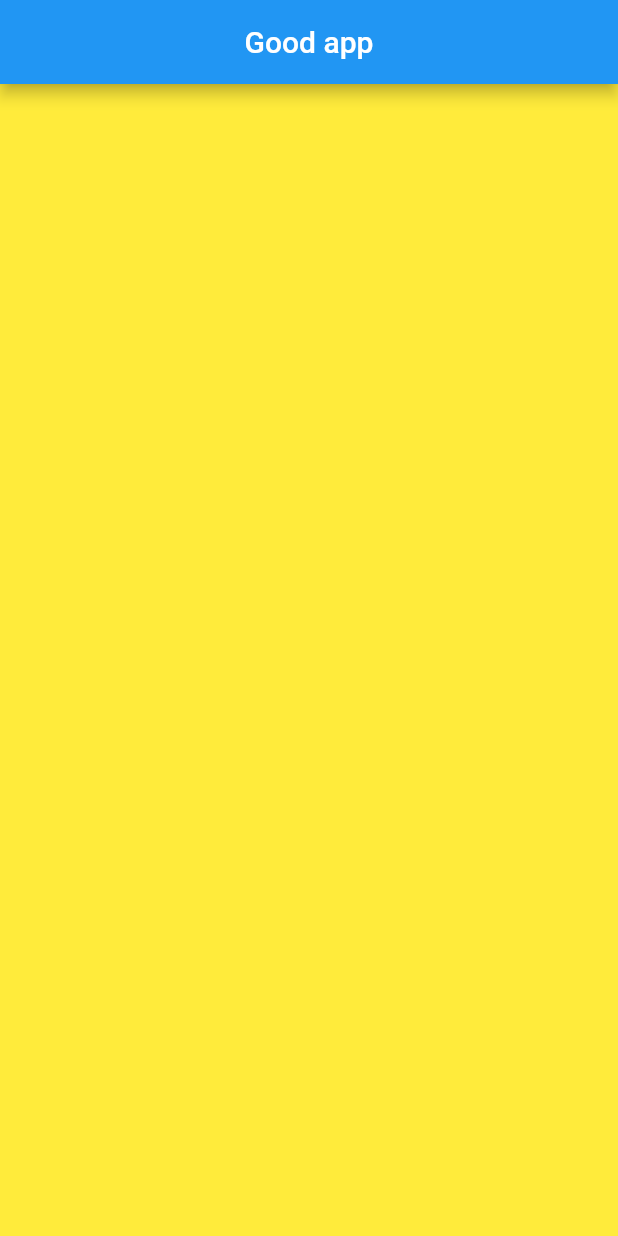
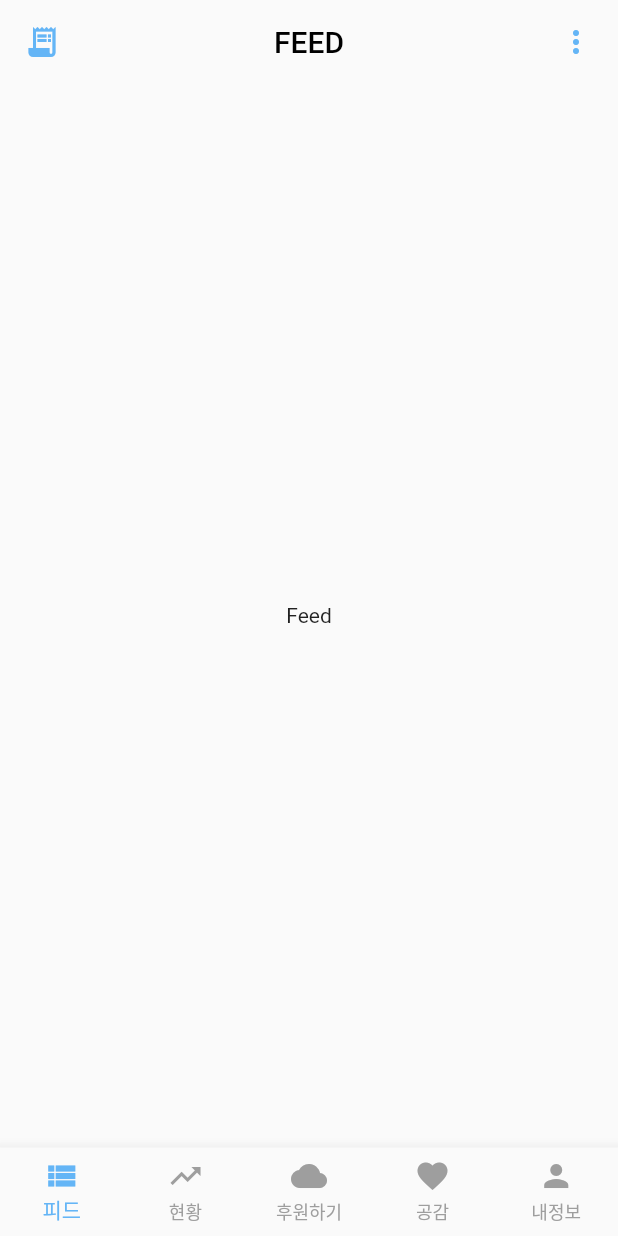
Before and after one commit to hhs0579/Insta_clone, a Flutter app: the screen it shows after launch, on a phone screen of 412 x 824 dp. Run offline on Flutter 3.47's test engine with Material 2 defaults, Android fonts, the phone set to English and light mode, and no system bars.

Commit message:
pages-first

```diff
--- /dev/null
+++ b/layout/lib/home_page.dart
@@ -0,0 +1,53 @@
+import 'package:flutter/material.dart';
+import 'package:layout/pages/current.dart';
+import 'package:layout/pages/empathy.dart';
+import 'package:layout/pages/feed.dart';
+import 'package:layout/pages/my.dart';
+import 'package:layout/pages/spon.dart';
+
+class HomePage extends StatefulWidget {
+  const HomePage({Key? key}) : super(key: key);
+  @override
+  HomePageState createState() => HomePageState();
+}
+
+class HomePageState extends State<HomePage> {
+  int _selectedIndex = 0;
+  void _navigateBottomNavBar(int index){
+    setState(() {
+      _selectedIndex = index;
+    });
+  }
+
+  //버튼 눌렀을때 다른 페이지로 넘어가는지
+  final List<Widget> _children=[
+    FeedPage(),
+    CurrentPage(),
+    SponPage(),
+    EmpathyPage(),
+    MyPage(),
+
+  ];
+  @override
+  Widget build(BuildContext context) {
+    return Scaffold(
+      body: _children[_selectedIndex],
+      bottomNavigationBar: BottomNavigationBar(
+        unselectedItemColor: Colors.grey,
+        selectedItemColor: Colors.blue[300],
+        currentIndex: _selectedIndex,
+        onTap:_navigateBottomNavBar,
+        type: BottomNavigationBarType.fixed,
+        items: [
+          BottomNavigationBarItem(icon: Icon(Icons.view_list), label: '피드'),
+          BottomNavigationBarItem(icon: Icon(Icons.trending_up), label: '현황'),
+          BottomNavigationBarItem(icon: Icon(Icons.cloud), label: '후원하기'),
+          BottomNavigationBarItem(icon: Icon(Icons.favorite), label: '공감'),
+          BottomNavigationBarItem(icon: Icon(Icons.person), label: '내정보'),
+        ],
+
+
+      ),
+    );
+  }
+}
--- a/layout/lib/main.dart
+++ b/layout/lib/main.dart
@@ -1,25 +1,17 @@
 import 'package:flutter/material.dart';
+import 'home_page.dart';
 
 void main() {
-  runApp(const MyApp());
+  runApp(MyApp());
 }
 
 class MyApp extends StatelessWidget {
-  const MyApp({Key? key}) : super(key: key);
-
-  // This widget is the root of your application.
   @override
   Widget build(BuildContext context) {
     return MaterialApp(
-    home: Scaffold(
-      appBar:AppBar(
-        title:Text('Good app'),
-        centerTitle: true,
-        ),
-        body:Container(
-          color:Colors.yellow
-        ),
-      ),
+      debugShowCheckedModeBanner: false,
+      home: HomePage(),
+      theme:ThemeData(primarySwatch: Colors.grey),
     );
   }
 }
--- /dev/null
+++ b/layout/lib/pages/feed.dart
@@ -0,0 +1,29 @@
+import 'package:flutter/material.dart';
+
+class FeedPage extends StatelessWidget {
+
+  @override
+  Widget build(BuildContext context) {
+    return Scaffold(
+      appBar: AppBar(
+        backgroundColor: Colors.transparent,
+        elevation: 0.0,
+        title:Row(
+          mainAxisAlignment: MainAxisAlignment.spaceBetween,
+          children: [
+            //마진 값 넣어야함
+          Icon(Icons.receipt_long,color:Colors.blue[300]),
+          Text(
+            'FEED',
+            style:TextStyle(color:Colors.black),
+          ),
+          Icon(Icons.more_vert,color:Colors.blue[300]),
+
+        ],
+        ),
+
+      ),
+      body:Center(child:Text('Feed')),
+    );
+  }
+}
```
Also changed, not shown: layout/lib/pages/current.dart (added, +29 -0 lines), layout/lib/pages/empathy.dart (added, +28 -0 lines), layout/lib/pages/my.dart (added, +29 -0 lines), layout/lib/pages/spon.dart (added, +30 -0 lines).
